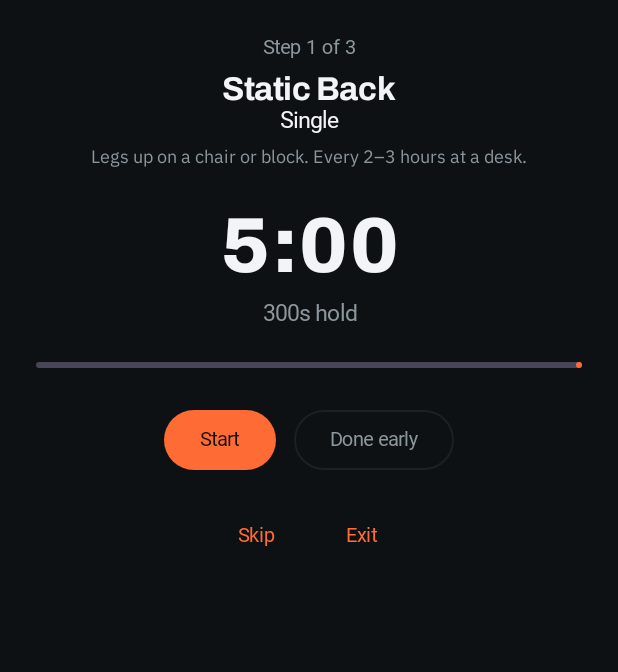
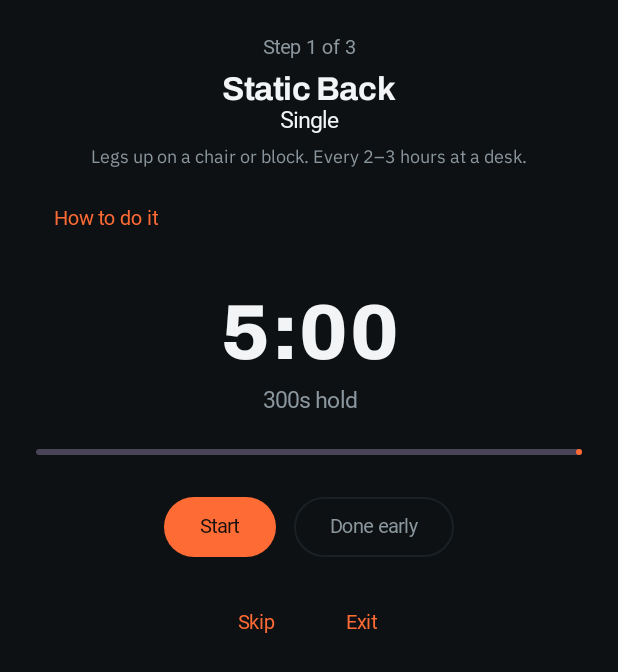
Before and after one commit to Radverth/4hourbodycompanion, an Android app built with Jetpack Compose: the screen it shows after launch (MainActivity), after a tap on "Stretch", on a phone screen of 412 x 824 dp. Shown: the top 672 px of the screen. Run offline under Robolectric (Android 15) with nearby library versions, the phone set to English and light mode, and no system bars; our stand-ins replace Room's generated code; Roboto replaces fonts that are not available here; 1 statement that could not run was skipped.

Commit message:
Call the turn out loud, stop chips being crushed, say how each stretch is done
Three things, from using the app rather than reading it.

AN AUDIBLE TURN IN THE TEMPO GUIDE

Under 5s up / 5s down you cannot watch a screen and keep form at the same
time, so the moment to reverse has to be heard. The guide only ever beeped on
a completed rep, which is the one transition you can feel anyway.

- Feedback.turnTone fires at the top of the rep, pitched apart from the rep
  tone on purpose: one says reverse, the other says that is a rep, and
  telling them apart by ear is the whole point.
- The seconds left in the current phase now show under UP / DOWN, so the
  screen is still useful when you can glance at it.

CHIPS THAT WRAP INSTEAD OF BEING CRUSHED

A Row divides its width between its chips, so a label longer than its share
is compressed until it breaks one character per line. "Pre-bed bath" on the
cold screen was doing exactly that — a column of single letters, and a card
stretched to fit it.

ChipRow flows them instead, so each keeps its natural width and the overflow
moves to a second line. Applied to all four chip rows, not just the one that
happened to break: cold exposure types, sleep quality, diet mode and the day
picker.

HOW TO ACTUALLY DO EACH STRETCH

Twelve guides, one per seeded stretch, each split into setting up, doing it,
and the mistake that makes it achieve nothing — that last part is usually
what is missing, and is why a stretch held for ninety seconds can still do
nothing.

They live in code rather than the database: there is nothing here to edit or
back up, and a correction ships with the next build instead of needing a
schema change. In the runner they sit behind a "How to do it" toggle, shut by
default, because a timer under a wall of instructions is worse than either
alone.

Verified locally: 107 domain tests pass (4 new, including one that fails if a
stretch is seeded without a guide), the tree parses, no dangling references,
every reference imported. The two new imports (FlowRow and its opt-in
annotation) were checked by hand.

Co-Authored-By: Claude Opus 5 <noreply@anthropic.com>
Claude-Session: https://claude.ai/code/session_01G9BTQ7sJw5uKQnw4DM629s

```diff
--- /dev/null
+++ b/app/src/main/java/com/tom/fourhourbody/domain/stretch/StretchGuides.kt
@@ -0,0 +1,212 @@
+package com.tom.fourhourbody.domain.stretch
+
+/**
+ * How to actually do each stretch.
+ *
+ * This is reference text, not user data, so it lives in code rather than in the database:
+ * there is nothing here to edit, back up or migrate, and a correction ships with the next
+ * build instead of needing a schema change.
+ *
+ * [setup] is where you get into position, [execution] is what you do once there, and
+ * [watchFor] is the mistake that makes the stretch do nothing — which is the part usually
+ * left out, and the reason a stretch held for ninety seconds can still achieve nothing.
+ */
+data class StretchGuide(
+    val setup: List<String>,
+    val execution: List<String>,
+    val watchFor: String
+)
+
+object StretchGuides {
+
+    private val byName: Map<String, StretchGuide> = mapOf(
+        "Hip flexor stretch" to StretchGuide(
+            setup = listOf(
+                "Half-kneel: one knee down on a mat, the other foot flat in front, both knees " +
+                    "at about 90°.",
+                "Stack your shoulders over your hips so your torso is upright, not leaning."
+            ),
+            execution = listOf(
+                "Squeeze the glute on the kneeling side first. That tucks the pelvis under and " +
+                    "is what actually lengthens the hip flexor.",
+                "Keeping that squeeze, shift your weight forward a couple of centimetres only.",
+                "Raise the arm on the kneeling side overhead and reach slightly to the opposite " +
+                    "side."
+            ),
+            watchFor = "Arching the lower back to feel more stretch. That moves the stretch into " +
+                "your spine and away from the hip — if your ribs flare, reset and squeeze the " +
+                "glute again."
+        ),
+
+        "Double-leg glute bridge" to StretchGuide(
+            setup = listOf(
+                "Lie on your back, knees bent, feet flat and about hip-width apart.",
+                "Heels close enough that your fingertips almost brush them."
+            ),
+            execution = listOf(
+                "Push through your heels and lift your hips until shoulders, hips and knees " +
+                    "make one straight line.",
+                "Squeeze the glutes hard at the top and hold for a beat.",
+                "Lower under control — this is activation work, so the lowering counts."
+            ),
+            watchFor = "Feeling it in your hamstrings or lower back instead of your glutes. " +
+                "Usually the feet are too far away; walk them closer to your hips."
+        ),
+
+        "Single-leg glute bridge" to StretchGuide(
+            setup = listOf(
+                "Same position as the double-leg bridge.",
+                "Lift one knee towards your chest and hold it there, or extend that leg straight."
+            ),
+            execution = listOf(
+                "Drive through the heel of the planted foot and lift your hips.",
+                "Keep your hips level — both hip bones should stay at the same height.",
+                "Complete all reps on one side, then swap."
+            ),
+            watchFor = "The hip on the free-leg side dropping as you tire. When it starts to " +
+                "drop, that set is finished, whatever the rep count says."
+        ),
+
+        "Super quad (couch) stretch" to StretchGuide(
+            setup = listOf(
+                "Kneel with your back to a couch, wall or bench.",
+                "Slide one shin up the vertical surface so the knee sits in the corner and the " +
+                    "foot points up.",
+                "Bring the other foot flat in front of you in a half-kneel."
+            ),
+            execution = listOf(
+                "Squeeze the glute of the trapped leg to bring the pelvis underneath you.",
+                "Only then raise your torso towards upright, a little at a time.",
+                "Breathe out slowly and let each exhale take you a few millimetres further."
+            ),
+            watchFor = "Going upright before you have tucked the pelvis. It looks like a deeper " +
+                "stretch and is mostly lower-back compression."
+        ),
+
+        "Pelvic symmetry / glute flexibility" to StretchGuide(
+            setup = listOf(
+                "Sit on the floor with one leg crossed in front, shin roughly parallel to your " +
+                    "chest.",
+                "Extend the other leg straight behind you, that thigh flat to the floor."
+            ),
+            execution = listOf(
+                "Keep both hips square to the front — that squareness is the whole exercise.",
+                "Walk your hands forward and lower your chest towards the front shin.",
+                "Hold, breathing out into the position rather than pushing into it.",
+                "The named positions change the front shin angle; work each one before swapping."
+            ),
+            watchFor = "Letting the back hip rotate open. If it lifts away from the floor you " +
+                "are stretching a different muscle and losing the symmetry the routine is for."
+        ),
+
+        "Pelvis repositioning" to StretchGuide(
+            setup = listOf(
+                "Lie on your back with both knees bent and feet flat.",
+                "Follow the side and position the routine names for this entry."
+            ),
+            execution = listOf(
+                "Press gently and evenly rather than forcing — this resets position, it does " +
+                    "not stretch tissue.",
+                "Keep both shoulders flat on the floor throughout.",
+                "Hold for the full time; the change happens slowly and late."
+            ),
+            watchFor = "Holding your breath. Bracing locks the pelvis exactly where you are " +
+                "trying to let it move."
+        ),
+
+        "Static Back" to StretchGuide(
+            setup = listOf(
+                "Lie on your back on the floor and rest your lower legs on a chair, sofa or box.",
+                "Hips and knees both at about 90°.",
+                "Arms out to the sides at roughly 45°, palms up."
+            ),
+            execution = listOf(
+                "Do nothing. Let your lower back settle towards the floor under its own weight.",
+                "Breathe normally and stay for the full time — five minutes is the dose.",
+                "Expect the settling to happen in the last third, not the first."
+            ),
+            watchFor = "Cutting it short because nothing seems to be happening. Nothing " +
+                "happening is the point; this one works by time, not effort."
+        ),
+
+        "Static Extension on Elbows" to StretchGuide(
+            setup = listOf(
+                "On hands and knees, then walk your elbows forward until they sit under your " +
+                    "shoulders or a little ahead.",
+                "Hips stay stacked over your knees."
+            ),
+            execution = listOf(
+                "Let your lower back sag towards the floor and your shoulder blades draw " +
+                    "together.",
+                "Let your head hang rather than holding it up.",
+                "Hold and keep breathing; the sag should deepen slowly."
+            ),
+            watchFor = "Hips drifting back towards your heels, which turns this into a rest " +
+                "position and removes the extension entirely."
+        ),
+
+        "Shoulder Bridge with Pillow" to StretchGuide(
+            setup = listOf(
+                "Lie on your back, knees bent, feet flat and hip-width apart.",
+                "Put a pillow or block between your knees."
+            ),
+            execution = listOf(
+                "Squeeze the pillow just enough to keep it in place — light, constant pressure.",
+                "Lift your hips into a bridge, keeping that squeeze.",
+                "Hold at the top, then lower with the pillow still under tension."
+            ),
+            watchFor = "Letting the knees splay as you lift. If the pillow goes slack the " +
+                "adductors have stopped working and the exercise has changed."
+        ),
+
+        "Active Bridges with Pillow" to StretchGuide(
+            setup = listOf(
+                "Same setup as the shoulder bridge, pillow between the knees.",
+                "This is the weekly, longer version rather than the interval set."
+            ),
+            execution = listOf(
+                "Squeeze the pillow, lift the hips, hold for a second at the top.",
+                "Lower fully so your hips touch down between reps.",
+                "Keep a steady rhythm — these are meant to be repeated, not held."
+            ),
+            watchFor = "Rushing so the hips never fully return. The reset at the bottom is what " +
+                "makes each rep a repetition rather than a pulse."
+        ),
+
+        "Supine Groin Progressive" to StretchGuide(
+            setup = listOf(
+                "Lie on your back with one leg resting on a block or chair, hip and knee at 90°.",
+                "Extend the other leg flat along the floor, foot relaxed and falling naturally."
+            ),
+            execution = listOf(
+                "Stay still and let the extended leg's hip release towards the floor.",
+                "Hold for the full time, then lower the supported leg a level and hold again.",
+                "Work down through the levels before swapping sides."
+            ),
+            watchFor = "Turning the extended foot inward. Let it fall outward naturally — " +
+                "correcting it holds the hip in the position you are trying to release."
+        ),
+
+        "Air Bench" to StretchGuide(
+            setup = listOf(
+                "Stand with your back flat against a wall, feet hip-width and well forward.",
+                "Slide down until your thighs are as close to parallel with the floor as you " +
+                    "can hold."
+            ),
+            execution = listOf(
+                "Keep your lower back flat to the wall and your weight in your heels.",
+                "Ankles, knees and hips all at roughly 90°.",
+                "Hold. This is meant to burn; keep breathing through it."
+            ),
+            watchFor = "Weight sliding onto your toes as you tire, which takes the load off the " +
+                "quads and puts it into your knees."
+        )
+    )
+
+    operator fun get(stretchName: String): StretchGuide? = byName[stretchName]
+
+    fun has(stretchName: String): Boolean = byName.containsKey(stretchName)
+
+    /** Every stretch the app seeds should be documented; the test asserts that. */
+    val documented: Set<String> get() = byName.keys
+}
--- a/app/src/main/java/com/tom/fourhourbody/ui/cold/ColdScreen.kt
+++ b/app/src/main/java/com/tom/fourhourbody/ui/cold/ColdScreen.kt
@@ -29,6 +29,7 @@ import androidx.compose.ui.unit.dp
 import androidx.lifecycle.compose.collectAsStateWithLifecycle
 import androidx.lifecycle.viewmodel.compose.viewModel
 import com.tom.fourhourbody.data.entity.ColdExposureType
+import com.tom.fourhourbody.ui.common.ChipRow
 import com.tom.fourhourbody.ui.common.NumberField
 import com.tom.fourhourbody.ui.common.SectionCard
 import com.tom.fourhourbody.ui.common.rememberContainer
@@ -77,7 +78,7 @@ fun ColdScreen() {
 
         item {
             SectionCard(title = "Type") {
-                Row(horizontalArrangement = Arrangement.spacedBy(8.dp)) {
+                ChipRow {
                     ColdExposureType.entries.forEach { option ->
                         FilterChip(
                             selected = type == option,
--- a/app/src/main/java/com/tom/fourhourbody/ui/settings/SettingsScreen.kt
+++ b/app/src/main/java/com/tom/fourhourbody/ui/settings/SettingsScreen.kt
@@ -30,6 +30,7 @@ import com.tom.fourhourbody.domain.creatine.CreatineCycle
 import com.tom.fourhourbody.domain.shift.ShiftWeek
 import com.tom.fourhourbody.ui.common.BackTopBar
 import com.tom.fourhourbody.ui.common.NumberField
+import com.tom.fourhourbody.ui.common.ChipRow
 import com.tom.fourhourbody.ui.common.SectionCard
 import com.tom.fourhourbody.ui.common.SwitchRow
 import com.tom.fourhourbody.ui.theme.Palette
@@ -264,7 +265,7 @@ fun SettingsScreen(onBack: () -> Unit) {
 
             item {
                 SectionCard(title = "Nutrition") {
-                    Row(horizontalArrangement = Arrangement.spacedBy(8.dp)) {
+                    ChipRow {
                         DietMode.entries.forEach { mode ->
                             FilterChip(
                                 selected = settings.dietMode == mode,
@@ -471,7 +472,7 @@ private fun TimeRow(label: String, minutes: Int, onChange: (Int) -> Unit) {
 
 @Composable
 private fun DayPicker(selected: Set<DayOfWeek>, onToggle: (DayOfWeek) -> Unit) {
-    Row(horizontalArrangement = Arrangement.spacedBy(4.dp)) {
+    ChipRow {
         weekDays.forEach { day ->
             FilterChip(
                 selected = selected.contains(day),
--- a/app/src/main/java/com/tom/fourhourbody/ui/sleep/SleepScreen.kt
+++ b/app/src/main/java/com/tom/fourhourbody/ui/sleep/SleepScreen.kt
@@ -16,6 +16,7 @@ import androidx.compose.ui.unit.dp
 import androidx.lifecycle.compose.collectAsStateWithLifecycle
 import androidx.lifecycle.viewmodel.compose.viewModel
 import com.tom.fourhourbody.ui.common.CheckRow
+import com.tom.fourhourbody.ui.common.ChipRow
 import com.tom.fourhourbody.ui.common.SectionCard
 import com.tom.fourhourbody.ui.common.rememberContainer
 import com.tom.fourhourbody.util.displayShort
@@ -100,7 +101,7 @@ fun SleepScreen() {
 
         item {
             SectionCard(title = "Quality", subtitle = "Optional, 1–5.") {
-                Row(horizontalArrangement = Arrangement.spacedBy(8.dp)) {
+                ChipRow {
                     (1..5).forEach { rating ->
                         FilterChip(
                             selected = log?.qualityRating == rating,
```
Also changed, not shown: app/src/main/java/com/tom/fourhourbody/ui/common/Components.kt (+22 -0 lines), app/src/main/java/com/tom/fourhourbody/ui/stretches/StretchEngine.kt (+77 -0 lines), app/src/main/java/com/tom/fourhourbody/ui/training/SessionComponents.kt (+19 -0 lines), app/src/main/java/com/tom/fourhourbody/util/Feedback.kt (+17 -0 lines), 1 other file.
